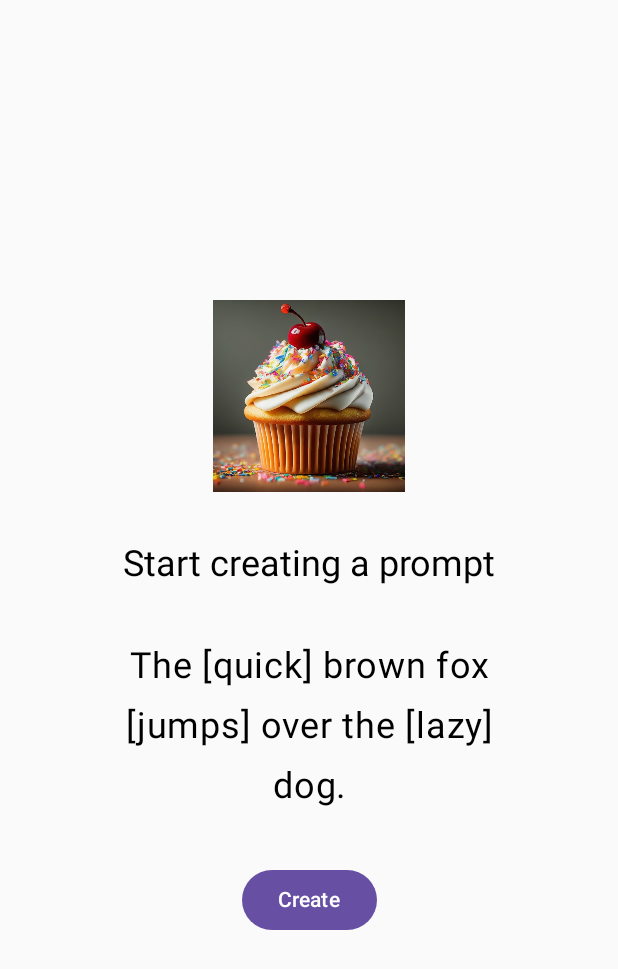
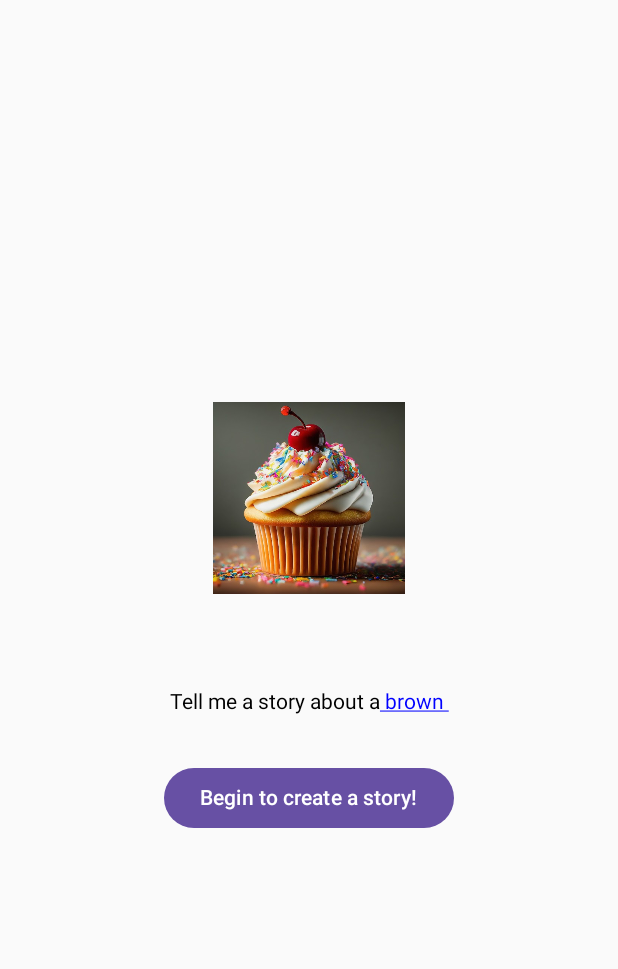
Before and after one commit to simone-di-paolo/imaginarium-storyteller-kotlin, an Android app built with Jetpack Compose: the screen it shows after launch (MainActivity), on a phone screen of 412 x 824 dp. Shown: the top 969 px of the screen. Run offline under Robolectric (Android 15) with nearby library versions, the phone set to English and light mode, and no system bars.

Commit message:
Starting to personalize the main activity. Now I've create a custom Prompt object that will be clickable and changeable in order to create a prompt

```diff
--- a/app/build.gradle.kts
+++ b/app/build.gradle.kts
@@ -54,6 +54,7 @@ dependencies {
     implementation(libs.androidx.material3)
     implementation(libs.generativeai)
     implementation(libs.androidx.material)
+    implementation(libs.androidx.navigation.compose)
     testImplementation(libs.junit)
     androidTestImplementation(libs.androidx.junit)
     androidTestImplementation(libs.androidx.espresso.core)
--- a/app/src/main/AndroidManifest.xml
+++ b/app/src/main/AndroidManifest.xml
@@ -13,7 +13,7 @@
         android:theme="@style/Theme.ImaginariumStoryteller"
         tools:targetApi="31">
         <activity
-            android:name=".MainActivity"
+            android:name=".ui.MainActivity"
             android:exported="true"
             android:label="@string/app_name"
             android:theme="@style/Theme.ImaginariumStoryteller">
--- a/app/src/main/java/com/example/imaginariumstoryteller/MainActivity.kt
+++ /dev/null
@@ -1,73 +0,0 @@
-package com.example.imaginariumstoryteller
-
-import android.R.attr.max
-import android.R.attr.min
-import android.os.Bundle
-import androidx.activity.ComponentActivity
-import androidx.activity.compose.setContent
-import androidx.compose.foundation.Image
-import androidx.compose.foundation.layout.*
-import androidx.compose.material3.Button
-import androidx.compose.material3.MaterialTheme
-import androidx.compose.material3.Text
-import androidx.compose.runtime.Composable
-import androidx.compose.ui.Alignment
-import androidx.compose.ui.Modifier
-import androidx.compose.ui.res.painterResource
-import androidx.compose.ui.text.TextStyle
-import androidx.compose.ui.text.style.TextAlign
-import androidx.compose.ui.tooling.preview.Preview
-import androidx.compose.ui.unit.dp
-import androidx.compose.ui.unit.sp
-
-class MainActivity : ComponentActivity() {
-    override fun onCreate(savedInstanceState: Bundle?) {
-        super.onCreate(savedInstanceState)
-        setContent {
-            StartScreen()
-        }
-    }
-}
-
-@Composable
-fun StartScreen() {
-    Column(
-        modifier = Modifier
-            .fillMaxSize()
-            .padding(16.dp),
-        horizontalAlignment = Alignment.CenterHorizontally,
-        verticalArrangement = Arrangement.Center
-    ) {
-        Image(
-            painter = painterResource(id = R.drawable.baked_goods_1), // Replace with your logo
-            contentDescription = "App Logo",
-            modifier = Modifier.size(128.dp)
-        )
-        Spacer(modifier = Modifier.height(32.dp))
-        Text(
-            text = "Start creating a prompt",
-            style = MaterialTheme.typography.headlineSmall
-        )
-        Spacer(modifier = Modifier.height(32.dp))
-        // Display a simple prompt here
-        Text(
-            text = "The [quick] brown fox [jumps] over the [lazy] dog.",
-            style = MaterialTheme.typography.bodyLarge.copy(
-                lineHeight = 40.sp, // Set line height to 30sp
-                textAlign = TextAlign.Center, // Apply center alignment
-                fontSize = 24.sp // Set font size to 24sp
-            ),
-            modifier = Modifier.widthIn(min = 175.dp, max = 250.dp)
-        )
-        Spacer(modifier = Modifier.height(32.dp))
-        Button(onClick = { /* Navigate to prompt creation screen */ }) {
-            Text("Create")
-        }
-    }
-}
-
-@Preview(showBackground = true)
-@Composable
-fun DefaultPreview() {
-    StartScreen()
-}
--- /dev/null
+++ b/app/src/main/java/com/example/imaginariumstoryteller/data/Prompt.kt
@@ -0,0 +1,11 @@
+package com.example.imaginariumstoryteller.data
+
+data class Prompt(
+    val start: String,
+    var adjective1: String,
+    val subject: String,
+    var verb: String,
+    val prepositionalPhrase: String,
+    var adjective2: String,
+    val otherSubject: String
+)
--- /dev/null
+++ b/app/src/main/java/com/example/imaginariumstoryteller/data/PromptWordType.kt
@@ -0,0 +1,7 @@
+package com.example.imaginariumstoryteller.data
+
+enum class PromptWordType {
+    Adjective1,
+    Verb,
+    Adjective2
+}
--- /dev/null
+++ b/app/src/main/java/com/example/imaginariumstoryteller/ui/MainActivity.kt
@@ -0,0 +1,139 @@
+package com.example.imaginariumstoryteller.ui
+
+import android.os.Bundle
+import androidx.activity.ComponentActivity
+import androidx.activity.compose.setContent
+import androidx.compose.foundation.Image
+import androidx.compose.foundation.layout.*
+import androidx.compose.material3.Button
+import androidx.compose.material3.MaterialTheme
+import androidx.compose.material3.Text
+import androidx.compose.runtime.Composable
+import androidx.compose.runtime.LaunchedEffect
+import androidx.compose.runtime.getValue
+import androidx.compose.runtime.mutableStateOf
+import androidx.compose.runtime.remember
+import androidx.compose.runtime.setValue
+import androidx.compose.ui.Alignment
+import androidx.compose.ui.Modifier
+import androidx.compose.ui.res.painterResource
+import androidx.compose.ui.res.stringArrayResource
+import androidx.compose.ui.res.stringResource
+import androidx.compose.ui.text.style.TextAlign
+import androidx.compose.ui.tooling.preview.Preview
+import androidx.compose.ui.unit.dp
+import androidx.compose.ui.unit.sp
+import androidx.navigation.NavHostController
+import androidx.navigation.compose.NavHost
+import androidx.navigation.compose.composable
+import androidx.navigation.compose.rememberNavController
+import com.example.imaginariumstoryteller.R
+import com.example.imaginariumstoryteller.data.Prompt
+import com.example.imaginariumstoryteller.data.PromptWordType
+import com.example.imaginariumstoryteller.ui.theme.ImaginariumStorytellerTheme
+import kotlin.collections.get
+
+class MainActivity : ComponentActivity() {
+    override fun onCreate(savedInstanceState: Bundle?) {
+        super.onCreate(savedInstanceState)
+        setContent {
+            val navController = rememberNavController()
+            NavHost(navController = navController, startDestination = "main") {
+                composable("main") { StartScreen(navController) }
+                composable("prompt_edit") { PromptEditScreen(navController) }
+            }
+        }
+    }
+}
+
+@Composable
+fun StartScreen(navController: NavHostController) {
+    val promptState = remember { mutableStateOf(Prompt(
+        start = "", // Inizializza con una stringa vuota
+        adjective1 = "", // Inizializza con una stringa vuota
+        subject = "", // Inizializza con una stringa vuota
+        verb = "", // Inizializza con una stringa vuota
+        prepositionalPhrase = "", // Inizializza con una stringa vuota
+        adjective2 = "", // Inizializza con una stringa vuota
+        otherSubject = "" // Inizializza con una stringa vuota
+    )) }
+
+    val prompt = promptState.value
+    val promptStart = stringResource(id = R.string.prompt1_start)
+    val adjectiveOptions = stringArrayResource(id = R.array.adjective_options)
+    val subject = stringResource(id = R.string.prompt1_subject)
+    val verbOptions = stringArrayResource(id = R.array.verb_options)
+    val prepositionalPhrase = stringResource(id = R.string.prompt1_action)
+    val adjective2Options = stringArrayResource(id = R.array.adjective2_options)
+    val otherSubject = stringResource(id = R.string.prompt1_other_subject)
+
+    LaunchedEffect(Unit) {
+        promptState.value = Prompt(
+            start = promptStart,
+            adjective1 = adjectiveOptions[0], // Inizializza con il primo aggettivo
+            subject = subject,
+            verb = verbOptions[0], // Inizializza con il primo verbo
+            prepositionalPhrase = prepositionalPhrase,
+            adjective2 = adjective2Options[0], // Inizializza con il primo aggettivo2
+            otherSubject = otherSubject
+        )
+    }
+
+
+    Column(
+        modifier = Modifier
+            .fillMaxSize()
+            .padding(16.dp),
+        horizontalAlignment = Alignment.CenterHorizontally,
+        verticalArrangement = Arrangement.Center
+    ) {
+        Image(
+            painter = painterResource(id = R.drawable.baked_goods_1), // Replace with your logo
+            contentDescription = "App Logo",
+            modifier = Modifier.size(128.dp)
+        )
+        Spacer(modifier = Modifier.height(32.dp))
+        Spacer(modifier = Modifier.height(32.dp))
+        // Display a simple prompt here
+        PromptText(
+            prompt = prompt,
+            onWordClick = { wordType ->
+                // Gestisci il click sulla parola modificabile
+                when (wordType) {
+                    PromptWordType.Adjective1 -> {
+                        // Logica per aggiornare prompt.adjective1
+                        // ...
+                    }
+                    PromptWordType.Verb -> {
+                        // Logica per aggiornare prompt.verb
+                        // ...
+                    }
+                    PromptWordType.Adjective2 -> {
+                        // Logica per aggiornare prompt.adjective2
+                        // ...
+                    }
+
+                    PromptWordType.Adjective1 -> TODO()
+                    PromptWordType.Verb -> TODO()
+                    PromptWordType.Adjective2 -> TODO()
+                }
+            }
+        )
+        Spacer(modifier = Modifier.height(32.dp))
+        Button(onClick = { navController.navigate("prompt_edit") }) {
+            Text("Begin to create a story!")
+        }
+    }
+}
+
+@Preview(showBackground = true)
+@Composable
+fun DefaultPreview() {
+    ImaginariumStorytellerTheme {
+        val navController = rememberNavController()
+        NavHost(navController = navController, startDestination = "main") {
+            composable("main") { StartScreen(navController) }
+            composable("prompt_edit") { PromptEditScreen(navController) }
+        }
+    }
+}
--- /dev/null
+++ b/app/src/main/java/com/example/imaginariumstoryteller/ui/PromptEdtScreen.kt
@@ -0,0 +1,63 @@
+package com.example.imaginariumstoryteller.ui
+
+import androidx.activity.compose.BackHandler
+import androidx.compose.foundation.layout.Arrangement
+import androidx.compose.foundation.layout.Column
+import androidx.compose.foundation.layout.fillMaxSize
+import androidx.compose.foundation.layout.padding
+import androidx.compose.material3.Button
+import androidx.compose.material3.Text
+import androidx.compose.material3.TextField
+import androidx.compose.runtime.Composable
+import androidx.compose.runtime.getValue
+import androidx.compose.runtime.mutableStateOf
+import androidx.compose.runtime.remember
+import androidx.compose.runtime.setValue
+import androidx.compose.ui.Alignment
+import androidx.compose.ui.Modifier
+import androidx.compose.ui.tooling.preview.Preview
+import androidx.compose.ui.unit.dp
+import androidx.navigation.NavHostController
+import androidx.navigation.compose.NavHost
+import androidx.navigation.compose.composable
+import androidx.navigation.compose.rememberNavController
+import com.example.imaginariumstoryteller.ui.theme.ImaginariumStorytellerTheme
+
+@Composable
+fun PromptEditScreen(navController: NavHostController) {
+
+    BackHandler {
+        navController.popBackStack()
+    }
+
+    var promptText by remember { mutableStateOf("") }
+
+    Column(
+        modifier = Modifier
+            .fillMaxSize()
+            .padding(16.dp),
+        horizontalAlignment = Alignment.CenterHorizontally,
+        verticalArrangement = Arrangement.Center
+    ) {
+        TextField(
+            value = promptText,
+            onValueChange = { promptText = it },
+            label = { Text("Prompt") }
+        )
+        Button(onClick = {}) {
+            Text("Create")
+        }
+    }
+}
+
+@Preview(showBackground = true)
+@Composable
+fun PromptEditScreenPreview() {
+    ImaginariumStorytellerTheme {
+        val navController = rememberNavController()
+        NavHost(navController = navController, startDestination = "main") {
+            composable("main") { StartScreen(navController) }
+            composable("prompt_edit") { PromptEditScreen(navController) }
+        }
+    }
+}
--- /dev/null
+++ b/app/src/main/java/com/example/imaginariumstoryteller/ui/PromptText.kt
@@ -0,0 +1,48 @@
+package com.example.imaginariumstoryteller.ui
+
+import androidx.compose.foundation.clickable
+import androidx.compose.material3.Text
+import androidx.compose.runtime.Composable
+import androidx.compose.ui.Modifier
+import androidx.compose.ui.graphics.Color
+import androidx.compose.ui.text.SpanStyle
+import androidx.compose.ui.text.buildAnnotatedString
+import androidx.compose.ui.text.style.TextDecoration
+import androidx.compose.ui.text.withStyle
+import com.example.imaginariumstoryteller.data.Prompt
+import com.example.imaginariumstoryteller.data.PromptWordType
+
+@Composable
+fun PromptText(prompt: Prompt, onWordClick: (PromptWordType) -> Unit) {
+    val annotatedString = buildAnnotatedString {
+        append(prompt.start)
+        // Aggiungi un LinkAnnotation per la parola cliccabile
+        pushStringAnnotation(
+            tag = "adjective1",
+            annotation = "adjective1"
+        )
+        withStyle(
+            style = SpanStyle(
+                color = Color.Blue, // Personalizza lo stile del link
+                textDecoration = TextDecoration.Underline
+            )
+        ) {
+            append(" ${prompt.adjective1} ")
+        }
+        pop()
+        // ... continua per le altre parti del prompt ...
+    }
+
+    Text(
+        text = annotatedString,
+        modifier = Modifier.clickable {
+            // Gestisci il click sul testo
+            val adjective1Annotation = annotatedString
+                .getStringAnnotations(tag = "adjective1", start = 0, end = annotatedString.length)
+                .firstOrNull()
+            if (adjective1Annotation != null) {
+                onWordClick(PromptWordType.Adjective1)
+            }
+        }
+    )
+}
--- a/app/src/main/res/values/strings.xml
+++ b/app/src/main/res/values/strings.xml
@@ -8,4 +8,60 @@
     <string name="image2_description">Cookies</string>
     <string name="image3_description">Cake</string>
     <string name="results_placeholder">(Results will appear here)</string>
+
+    <!-- Prompt 1 -->
+    <string name="prompt1_start">Tell me a story about a</string>
+    <string name="prompt1_subject">fox</string>
+    <string name="prompt1_action">over the</string>
+    <string name="prompt1_other_subject">dog</string>
+
+    <!-- Prompt 2 -->
+
+    <!-- Prompt 3 -->
+
+    <!-- Prompt 4 -->
+
+    <!-- Prompt 5 -->
+
+    <!-- Prompt 6 -->
+
+
+    <string-array name="adjective_options">
+        <item>brown</item>
+        <item>quick</item>
+        <item>sly</item>
+        <item>cunning</item>
+        <item>clever</item>
+        <item>swift</item>
+        <item>agile</item>
+        <item>nimble</item>
+        <item>stealthy</item>
+        <item>mischievous</item>
+    </string-array>
+
+    <string-array name="verb_options">
+        <item>jumps</item>
+        <item>runs</item>
+        <item>leaps</item>
+        <item>prances</item>
+        <item>scurries</item>
+        <item>dashes</item>
+        <item>bounds</item>
+        <item>sprints</item>
+        <item>gallops</item>
+        <item>trots</item>
+    </string-array>
+
+    <string-array name="adjective2_options">
+        <item>lazy</item>
+        <item>sleepy</item>
+        <item>grumpy</item>
+        <item>dopey</item>
+        <item>clumsy</item>
+        <item>playful</item>
+        <item>friendly</item>
+        <item>hungry</item>
+        <item>tired</item>
+        <item>excited</item>
+    </string-array>
 </resources>
--- a/gradle/libs.versions.toml
+++ b/gradle/libs.versions.toml
@@ -12,10 +12,12 @@ composeBom = "2024.12.01"
 generativeai = "0.9.0"
 googleAndroidLibrariesMapsplatformSecretsGradlePlugin = "2.0.1"
 material = "1.7.6"
+navigationCompose = "2.8.5"
 
 [libraries]
 androidx-core-ktx = { group = "androidx.core", name = "core-ktx", version.ref = "coreKtx" }
 androidx-material = { module = "androidx.compose.material:material", version.ref = "material" }
+androidx-navigation-compose = { module = "androidx.navigation:navigation-compose", version.ref = "navigationCompose" }
 junit = { group = "junit", name = "junit", version.ref = "junit" }
 androidx-junit = { group = "androidx.test.ext", name = "junit", version.ref = "junitVersion" }
 androidx-espresso-core = { group = "androidx.test.espresso", name = "espresso-core", version.ref = "espressoCore" }
```
